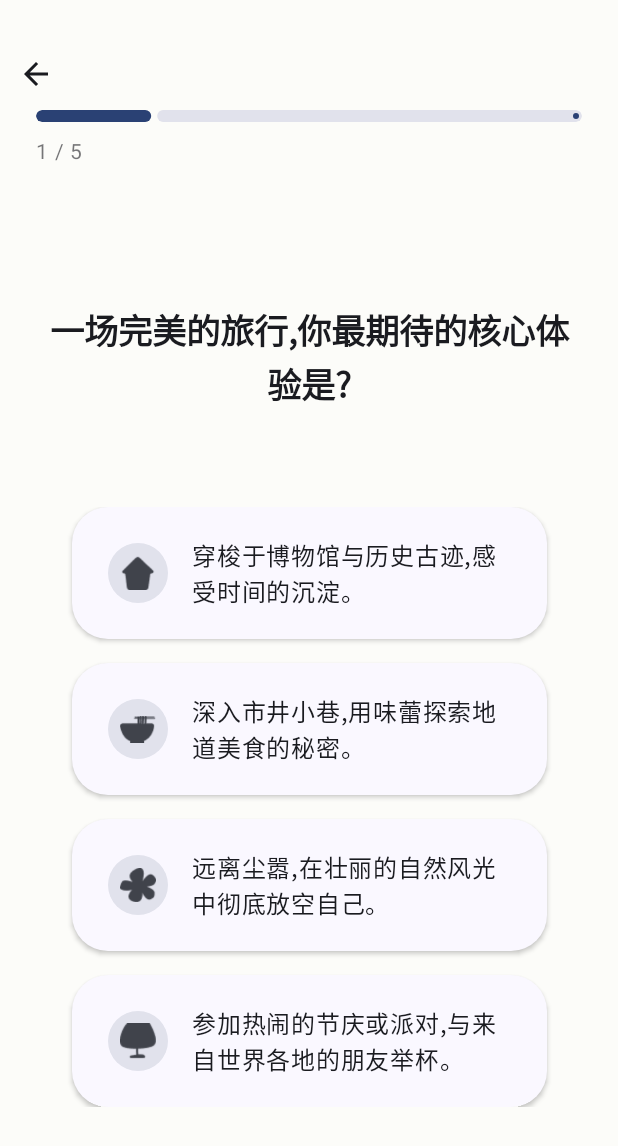
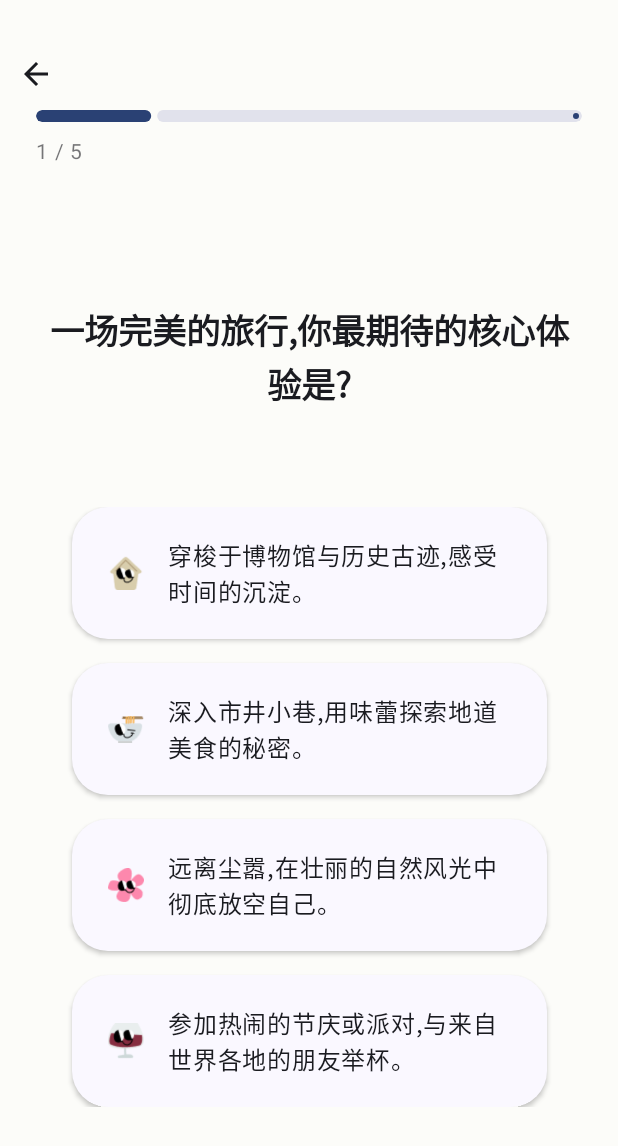
Before and after one commit to seasea0403/SJ, an Android app built with Jetpack Compose: the screen it shows after launch (MainActivity), on a phone screen of 412 x 824 dp. Shown: the top 1146 px of the screen. Run offline under Robolectric (Android 15) with nearby library versions, the phone set to English and light mode, and no system bars; our stand-ins replace Dagger/Hilt's generated code.

Commit message:
修改了icon显示的图标问题

```diff
--- a/app/src/main/java/com/example/myapplication/ui/onboarding/OnboardingScreen.kt
+++ b/app/src/main/java/com/example/myapplication/ui/onboarding/OnboardingScreen.kt
@@ -328,25 +328,19 @@ fun AnimatedAnswerOptionCard(option: AnswerOption, onClick: () -> Unit) {
             // --- NEW: 图标显示逻辑 ---
             // 只有当icon不为null时，才会显示图标区域
             option.icon?.let { iconRes ->
-                // 1. 创建一个圆形的背景
-                Box(
-                    modifier = Modifier
-                        .size(40.dp) // 圆形背景的大小
-                        .clip(CircleShape)
-                        .background(MaterialTheme.colorScheme.surfaceVariant), // 背景颜色
-                    contentAlignment = Alignment.Center
-                ) {
-                    // 2. 在背景里放置图标
-                    Icon(
-                        painter = painterResource(id = iconRes),
-                        contentDescription = null, // 因为旁边的文字已经解释了选项，这里设为null
-                        modifier = Modifier.size(24.dp), // 图标本身的大小
-                        tint = MaterialTheme.colorScheme.onSurfaceVariant // 图标的颜色
-                    )
-                }
-                // 3. 在图标和文字之间增加间距
+                // 直接渲染图标，不再需要 Box 作为背景
+                Icon(
+                    painter = painterResource(id = iconRes),
+                    contentDescription = null, // 因为旁边的文字已经解释了选项，这里设为null
+                    modifier = Modifier.size(24.dp), // 你可以按需调整图标的大小
+                    // 如果想让图标显示其原始颜色，而不是被主题色染色，可以使用 Color.Unspecified
+                    tint = Color.Unspecified
+                )
+
+                // 在图标和文字之间增加间距
                 Spacer(Modifier.width(16.dp))
             }
+
             // --- END OF NEW SECTION ---
 
             Text(option.text, style = MaterialTheme.typography.bodyLarge)
```
